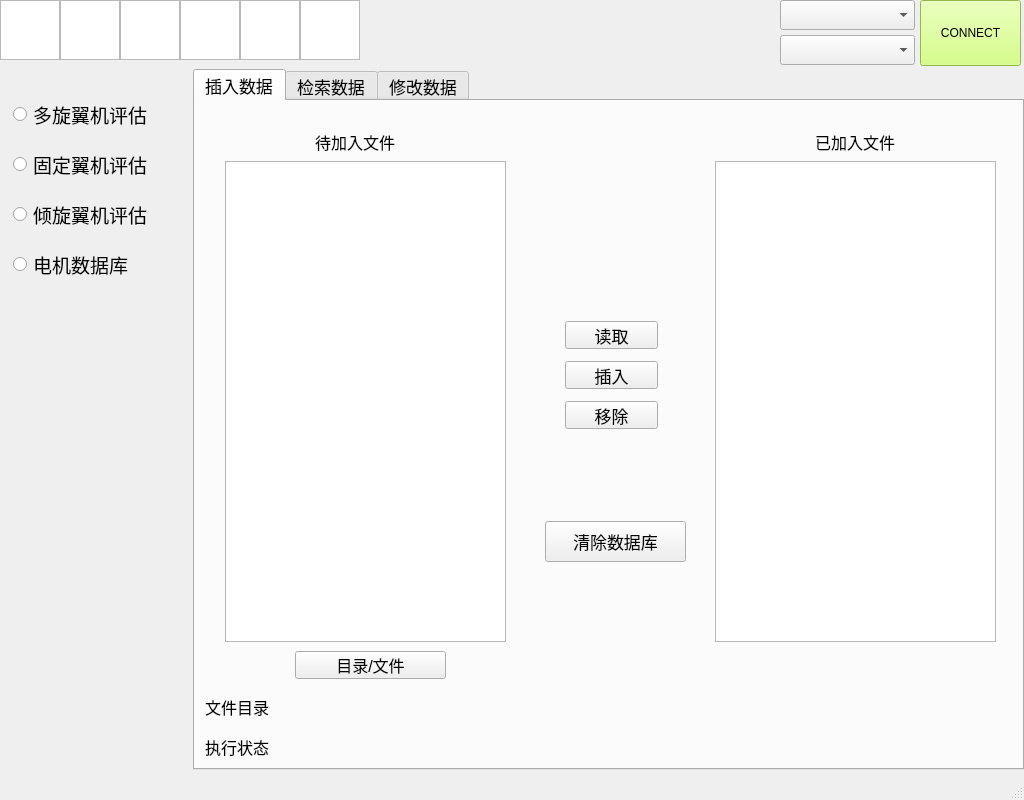
Before: the Qt Designer form MainWindow.ui in budebulai/LightGCS, drawn with Qt 5.
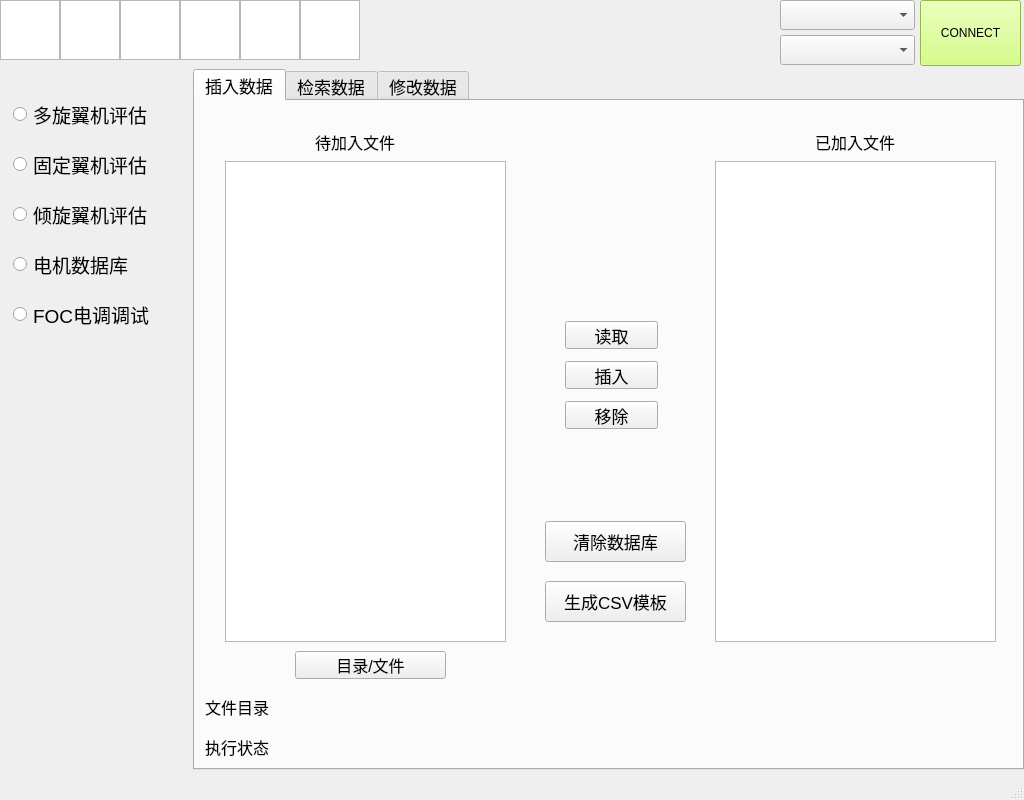
After: the same form once the commit is applied. The open tabs and pages were chosen to show the change. Icons and pictures are not drawn.

```diff
--- a/MainWindow.ui
+++ b/MainWindow.ui
@@ -1618,6 +1618,19 @@
            <string/>
           </property>
          </widget>
+         <widget class="QPushButton" name="pb_csv_template">
+          <property name="geometry">
+           <rect>
+            <x>350</x>
+            <y>480</y>
+            <width>141</width>
+            <height>41</height>
+           </rect>
+          </property>
+          <property name="text">
+           <string>生成CSV模板</string>
+          </property>
+         </widget>
         </widget>
         <widget class="QWidget" name="tw_data_sql">
          <attribute name="title">
@@ -1999,6 +2012,30 @@
        <bool>false</bool>
       </property>
      </widget>
+     <widget class="QRadioButton" name="rb_foc_esc">
+      <property name="geometry">
+       <rect>
+        <x>10</x>
+        <y>240</y>
+        <width>161</width>
+        <height>31</height>
+       </rect>
+      </property>
+      <property name="font">
+       <font>
+        <pointsize>14</pointsize>
+       </font>
+      </property>
+      <property name="text">
+       <string>FOC电调调试</string>
+      </property>
+      <property name="checkable">
+       <bool>true</bool>
+      </property>
+      <property name="checked">
+       <bool>false</bool>
+      </property>
+     </widget>
     </widget>
    </widget>
    <widget class="QComboBox" name="cb_comm_name">
```
Left out of the diff: 7 changed lines with no effect on the pictures.
